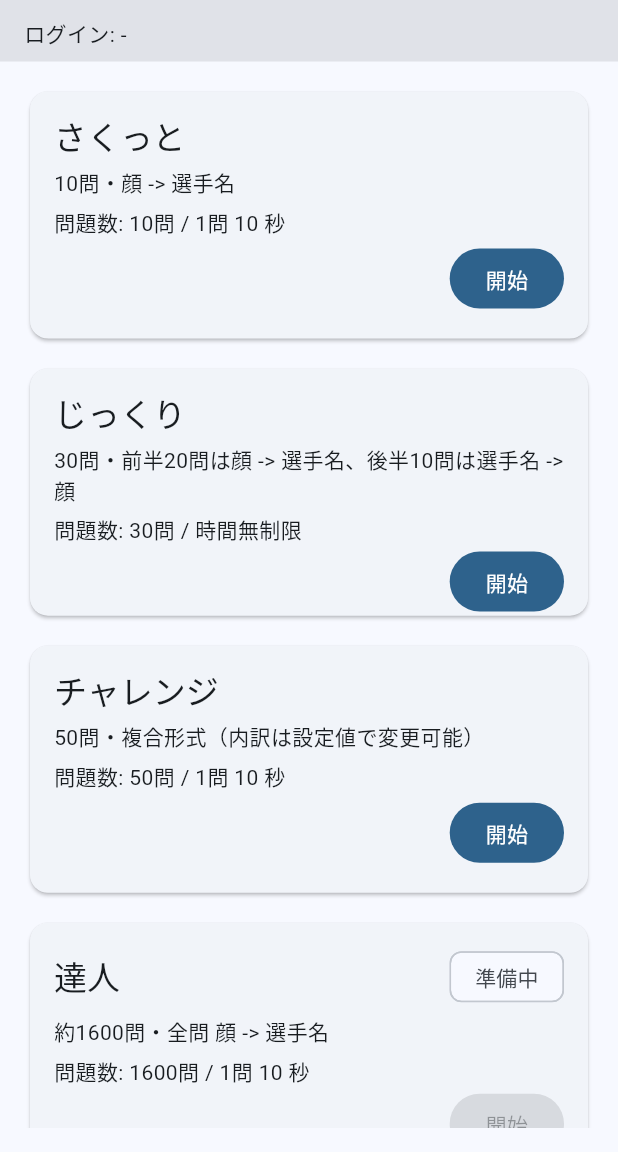
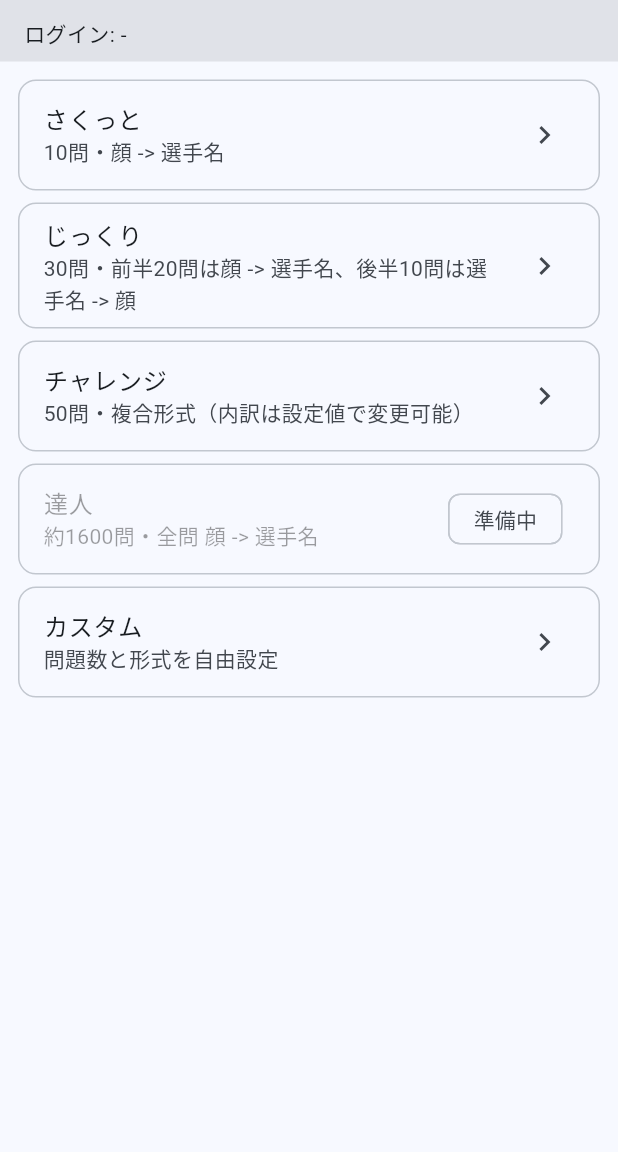
Before and after one commit to olaf86/boatface, a Flutter app: the HomeScreen screen opened directly, on a phone screen of 412 x 824 dp, the part 84-1236 px from its top. Run offline on Flutter 3.47's test engine with Material 3 defaults, Android fonts, the phone set to English and light mode, and no system bars; our stand-ins replace flutter_riverpod.

Commit message:
feat: add shared mode rule screen before quiz start

```diff
--- a/lib/features/home/presentation/home_screen.dart
+++ b/lib/features/home/presentation/home_screen.dart
@@ -4,6 +4,7 @@
 import '../../auth/application/auth_controller.dart';
 import '../../quiz/domain/quiz_modes.dart';
 import '../../quiz/domain/quiz_models.dart';
+import '../../quiz/presentation/quiz_rule_screen.dart';
 import '../../quiz/presentation/quiz_screen.dart';
 import '../../ranking/presentation/ranking_screen.dart';
 import '../../result/presentation/result_screen.dart';
@@ -57,11 +58,7 @@
           ),
         ],
       ),
-      body: LayoutBuilder(
-        builder: (BuildContext context, BoxConstraints constraints) {
-          final bool twoColumn = constraints.maxWidth >= 900;
-          final int columns = twoColumn ? 2 : 1;
-          return Column(
+      body: Column(
         children: <Widget>[
           Container(
             width: double.infinity,
@@ -70,78 +67,53 @@
             child: Text('ログイン: $providerLabel'),
           ),
           Expanded(
-                child: Padding(
-                  padding: const EdgeInsets.all(16),
-                  child: GridView.builder(
-                    gridDelegate: SliverGridDelegateWithFixedCrossAxisCount(
-                      crossAxisCount: columns,
-                      crossAxisSpacing: 12,
-                      mainAxisSpacing: 12,
-                      childAspectRatio: twoColumn ? 2.4 : 2.2,
-                    ),
+            child: ListView.separated(
+              padding: const EdgeInsets.all(12),
               itemCount: kQuizModes.length,
+              separatorBuilder: (BuildContext context, int index) =>
+                  const SizedBox(height: 8),
               itemBuilder: (BuildContext context, int index) {
                 final QuizModeConfig mode = kQuizModes[index];
-                      return _ModeCard(mode: mode);
+                return ListTile(
+                  shape: RoundedRectangleBorder(
+                    borderRadius: BorderRadius.circular(12),
+                    side: BorderSide(
+                      color: Theme.of(context).colorScheme.outlineVariant,
+                    ),
+                  ),
+                  title: Text(mode.label),
+                  subtitle: Text(mode.description),
+                  trailing: !mode.availableInMvp
+                      ? const Chip(
+                          label: Text('準備中'),
+                          visualDensity: VisualDensity.compact,
+                        )
+                      : const Icon(Icons.chevron_right),
+                  enabled: mode.availableInMvp,
+                  onTap: mode.availableInMvp
+                      ? () => _startFlow(context, mode)
+                      : null,
+                );
               },
             ),
           ),
-              ),
         ],
-          );
-        },
       ),
     );
   }
+
+  Future<void> _startFlow(BuildContext context, QuizModeConfig mode) async {
+    final QuizModeConfig? resolvedMode = await Navigator.of(context)
+        .push<QuizModeConfig>(
+          MaterialPageRoute(builder: (_) => QuizRuleScreen(baseMode: mode)),
+        );
+    if (!context.mounted || resolvedMode == null) {
+      return;
     }
 
-class _ModeCard extends StatelessWidget {
-  const _ModeCard({required this.mode});
-
-  final QuizModeConfig mode;
-
-  @override
-  Widget build(BuildContext context) {
-    final String timeText = mode.timeLimitSeconds == null
-        ? '時間無制限'
-        : '1問 ${mode.timeLimitSeconds} 秒';
-
-    return Card(
-      child: Padding(
-        padding: const EdgeInsets.all(16),
-        child: Column(
-          crossAxisAlignment: CrossAxisAlignment.start,
-          children: <Widget>[
-            Row(
-              children: <Widget>[
-                Expanded(
-                  child: Text(
-                    mode.label,
-                    style: Theme.of(context).textTheme.titleLarge,
-                  ),
-                ),
-                if (!mode.availableInMvp)
-                  const Chip(
-                    label: Text('準備中'),
-                    visualDensity: VisualDensity.compact,
-                  ),
-              ],
-            ),
-            const SizedBox(height: 6),
-            Text(mode.description),
-            const SizedBox(height: 6),
-            Text('問題数: ${mode.questionCount}問 / $timeText'),
-            const Spacer(),
-            Align(
-              alignment: Alignment.bottomRight,
-              child: FilledButton(
-                onPressed: mode.availableInMvp
-                    ? () async {
-                        final quizResult = await Navigator.of(context).push(
-                          MaterialPageRoute(
-                            builder: (_) => QuizScreen(mode: mode),
-                          ),
-                        );
+    final quizResult = await Navigator.of(
+      context,
+    ).push(MaterialPageRoute(builder: (_) => QuizScreen(mode: resolvedMode)));
     if (context.mounted && quizResult != null) {
       await Navigator.of(context).push(
         MaterialPageRoute<void>(
@@ -150,13 +122,4 @@
       );
     }
   }
-                    : null,
-                child: const Text('開始'),
-              ),
-            ),
-          ],
-        ),
-      ),
-    );
 }
-}
--- a/lib/features/quiz/domain/quiz_modes.dart
+++ b/lib/features/quiz/domain/quiz_modes.dart
@@ -58,6 +58,6 @@
     segments: <QuizSegment>[
       QuizSegment(promptType: QuizPromptType.faceToName, count: 20),
     ],
-    availableInMvp: false,
+    availableInMvp: true,
   ),
 ];
```
Also changed, not shown: lib/features/quiz/domain/quiz_models.dart (+43 -0 lines), lib/features/quiz/presentation/quiz_rule_screen.dart (added, +272 -0 lines). Lines whose indentation alone changed are shown as unchanged.
